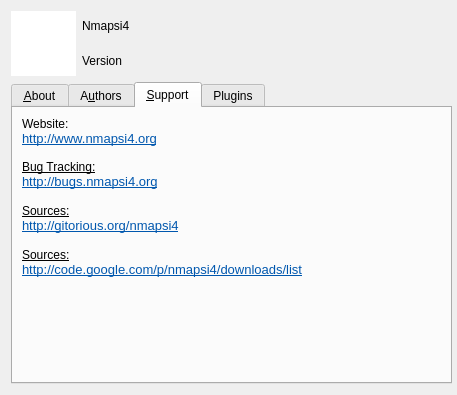
The window that lib/about/about.ui (nmapsi4/nmapsi4) describes before a commit, drawn with Qt 5.
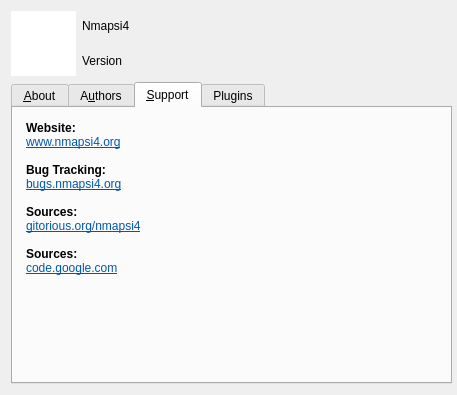
The same window after the commit. The open tabs and pages were chosen to show the change. Icons and pictures are not drawn.

Commit message: * update About Ui. * QtoolButton update++.

What changed in the file:
```diff
--- a/lib/about/about.ui
+++ b/lib/about/about.ui
@@ -202,46 +202,38 @@
       </attribute>
       <layout class="QVBoxLayout" name="verticalLayout">
        <item>
-        <widget class="QLabel" name="label_7">
-         <property name="sizePolicy">
-          <sizepolicy hsizetype="Expanding" vsizetype="Expanding">
-           <horstretch>0</horstretch>
-           <verstretch>0</verstretch>
-          </sizepolicy>
+        <widget class="QTextEdit" name="textEdit_2">
+         <property name="styleSheet">
+          <string notr="true">background: transparent; border: none</string>
          </property>
-         <property name="text">
+         <property name="frameShape">
+          <enum>QFrame::NoFrame</enum>
+         </property>
+         <property name="readOnly">
+          <bool>true</bool>
+         </property>
+         <property name="html">
           <string>&lt;!DOCTYPE HTML PUBLIC &quot;-//W3C//DTD HTML 4.0//EN&quot; &quot;http://www.w3.org/TR/REC-html40/strict.dtd&quot;&gt;
 &lt;html&gt;&lt;head&gt;&lt;meta name=&quot;qrichtext&quot; content=&quot;1&quot; /&gt;&lt;style type=&quot;text/css&quot;&gt;
 p, li { white-space: pre-wrap; }
-&lt;/style&gt;&lt;/head&gt;&lt;body style=&quot; font-family:'Sans Serif'; font-size:10pt; font-weight:400; font-style:normal;&quot;&gt;
-&lt;p style=&quot; margin-top:0px; margin-bottom:0px; margin-left:0px; margin-right:0px; -qt-block-indent:0; text-indent:0px;&quot;&gt;&lt;span style=&quot; font-size:9pt;&quot;&gt;Website:  &lt;/span&gt;&lt;/p&gt;
-&lt;p style=&quot; margin-top:0px; margin-bottom:0px; margin-left:0px; margin-right:0px; -qt-block-indent:0; text-indent:0px;&quot;&gt;&lt;a href=&quot;http://www.nmapsi4.org&quot;&gt;&lt;span style=&quot; color:#0057ae;&quot;&gt;http://www.nmapsi4.org&lt;/span&gt;&lt;/a&gt;&lt;/p&gt;
-&lt;p style=&quot;-qt-paragraph-type:empty; margin-top:0px; margin-bottom:0px; margin-left:0px; margin-right:0px; -qt-block-indent:0; text-indent:0px; font-size:9pt; color:#0000ff;&quot;&gt;&lt;/p&gt;
-&lt;p style=&quot; margin-top:0px; margin-bottom:0px; margin-left:0px; margin-right:0px; -qt-block-indent:0; text-indent:0px;&quot;&gt;&lt;a href=&quot;http://www.nmapsi4.org&quot;&gt;&lt;span style=&quot; font-size:9pt; color:#000000;&quot;&gt;Bug Tracking:&lt;/span&gt;&lt;/a&gt;&lt;/p&gt;
-&lt;p style=&quot; margin-top:0px; margin-bottom:0px; margin-left:0px; margin-right:0px; -qt-block-indent:0; text-indent:0px;&quot;&gt;&lt;a href=&quot;http://bugs.nmapsi4.org&quot;&gt;&lt;span style=&quot; color:#0057ae;&quot;&gt;http://bugs.nmapsi4.org&lt;/span&gt;&lt;/a&gt;&lt;/p&gt;
-&lt;p style=&quot;-qt-paragraph-type:empty; margin-top:0px; margin-bottom:0px; margin-left:0px; margin-right:0px; -qt-block-indent:0; text-indent:0px; color:#0000ff;&quot;&gt;&lt;/p&gt;
-&lt;p style=&quot; margin-top:0px; margin-bottom:0px; margin-left:0px; margin-right:0px; -qt-block-indent:0; text-indent:0px;&quot;&gt;&lt;a href=&quot;http://www.nmapsi4.org&quot;&gt;&lt;span style=&quot; font-size:9pt; color:#000000;&quot;&gt;Sources:&lt;/span&gt;&lt;/a&gt;&lt;/p&gt;
-&lt;p style=&quot; margin-top:0px; margin-bottom:0px; margin-left:0px; margin-right:0px; -qt-block-indent:0; text-indent:0px;&quot;&gt;&lt;a href=&quot;http://gitorious.org/nmapsi4&quot;&gt;&lt;span style=&quot; color:#0057ae;&quot;&gt;http://gitorious.org/nmapsi4&lt;/span&gt;&lt;/a&gt;&lt;/p&gt;
-&lt;p style=&quot;-qt-paragraph-type:empty; margin-top:0px; margin-bottom:0px; margin-left:0px; margin-right:0px; -qt-block-indent:0; text-indent:0px; color:#0000ff;&quot;&gt;&lt;/p&gt;
-&lt;p style=&quot; margin-top:0px; margin-bottom:0px; margin-left:0px; margin-right:0px; -qt-block-indent:0; text-indent:0px;&quot;&gt;&lt;a href=&quot;http://www.nmapsi4.org&quot;&gt;&lt;span style=&quot; font-size:9pt; color:#000000;&quot;&gt;Sources:&lt;/span&gt;&lt;/a&gt;&lt;/p&gt;
-&lt;p style=&quot; margin-top:0px; margin-bottom:0px; margin-left:0px; margin-right:0px; -qt-block-indent:0; text-indent:0px;&quot;&gt;&lt;a href=&quot;http://code.google.com/p/nmapsi4/downloads/list&quot;&gt;&lt;span style=&quot; color:#0057ae;&quot;&gt;http://code.google.com/p/nmapsi4/downloads/list&lt;/span&gt;&lt;/a&gt;&lt;/p&gt;
-&lt;p style=&quot;-qt-paragraph-type:empty; margin-top:0px; margin-bottom:0px; margin-left:0px; margin-right:0px; -qt-block-indent:0; text-indent:0px;&quot;&gt;&lt;/p&gt;&lt;/body&gt;&lt;/html&gt;</string>
+&lt;/style&gt;&lt;/head&gt;&lt;body style=&quot; font-family:'DejaVu Sans'; font-size:9pt; font-weight:400; font-style:normal;&quot;&gt;
+&lt;p style=&quot; margin-top:0px; margin-bottom:0px; margin-left:0px; margin-right:0px; -qt-block-indent:0; text-indent:0px;&quot;&gt;&lt;span style=&quot; font-weight:600;&quot;&gt;Website:&lt;/span&gt;  &lt;/p&gt;
+&lt;p style=&quot; margin-top:0px; margin-bottom:0px; margin-left:0px; margin-right:0px; -qt-block-indent:0; text-indent:0px;&quot;&gt;&lt;a href=&quot;http://www.nmapsi4.org&quot;&gt;&lt;span style=&quot; text-decoration: underline; color:#0057ae;&quot;&gt;www.nmapsi4.org&lt;/span&gt;&lt;/a&gt;&lt;/p&gt;
+&lt;p style=&quot;-qt-paragraph-type:empty; margin-top:0px; margin-bottom:0px; margin-left:0px; margin-right:0px; -qt-block-indent:0; text-indent:0px;&quot;&gt;&lt;/p&gt;
+&lt;p style=&quot; margin-top:0px; margin-bottom:0px; margin-left:0px; margin-right:0px; -qt-block-indent:0; text-indent:0px;&quot;&gt;&lt;span style=&quot; font-weight:600;&quot;&gt;Bug Tracking:&lt;/span&gt;&lt;/p&gt;
+&lt;p style=&quot; margin-top:0px; margin-bottom:0px; margin-left:0px; margin-right:0px; -qt-block-indent:0; text-indent:0px;&quot;&gt;&lt;a href=&quot;http://bugs.nmapsi4.org&quot;&gt;&lt;span style=&quot; text-decoration: underline; color:#0057ae;&quot;&gt;bugs.nmapsi4.org&lt;/span&gt;&lt;/a&gt;&lt;/p&gt;
+&lt;p style=&quot;-qt-paragraph-type:empty; margin-top:0px; margin-bottom:0px; margin-left:0px; margin-right:0px; -qt-block-indent:0; text-indent:0px;&quot;&gt;&lt;/p&gt;
+&lt;p style=&quot; margin-top:0px; margin-bottom:0px; margin-left:0px; margin-right:0px; -qt-block-indent:0; text-indent:0px;&quot;&gt;&lt;span style=&quot; font-weight:600;&quot;&gt;Sources:&lt;/span&gt;&lt;/p&gt;
+&lt;p style=&quot; margin-top:0px; margin-bottom:0px; margin-left:0px; margin-right:0px; -qt-block-indent:0; text-indent:0px;&quot;&gt;&lt;a href=&quot;http://gitorious.org/nmapsi4&quot;&gt;&lt;span style=&quot; text-decoration: underline; color:#0057ae;&quot;&gt;gitorious.org/nmapsi4&lt;/span&gt;&lt;/a&gt;&lt;/p&gt;
+&lt;p style=&quot;-qt-paragraph-type:empty; margin-top:0px; margin-bottom:0px; margin-left:0px; margin-right:0px; -qt-block-indent:0; text-indent:0px;&quot;&gt;&lt;/p&gt;
+&lt;p style=&quot; margin-top:0px; margin-bottom:0px; margin-left:0px; margin-right:0px; -qt-block-indent:0; text-indent:0px;&quot;&gt;&lt;span style=&quot; font-weight:600;&quot;&gt;Sources:&lt;/span&gt;&lt;/p&gt;
+&lt;p style=&quot; margin-top:0px; margin-bottom:0px; margin-left:0px; margin-right:0px; -qt-block-indent:0; text-indent:0px;&quot;&gt;&lt;a href=&quot;http://code.google.com/p/nmapsi4/&quot;&gt;&lt;span style=&quot; text-decoration: underline; color:#0057ae;&quot;&gt;code.google.com&lt;/span&gt;&lt;/a&gt;&lt;/p&gt;&lt;/body&gt;&lt;/html&gt;</string>
+         </property>
+         <property name="textInteractionFlags">
+          <set>Qt::LinksAccessibleByKeyboard|Qt::LinksAccessibleByMouse</set>
          </property>
         </widget>
        </item>
-       <item>
-        <spacer name="verticalSpacer_2">
-         <property name="orientation">
-          <enum>Qt::Vertical</enum>
-         </property>
-         <property name="sizeHint" stdset="0">
-          <size>
-           <width>20</width>
-           <height>40</height>
-          </size>
-         </property>
-        </spacer>
-       </item>
       </layout>
      </widget>
      <widget class="QWidget" name="tab_4">
```
Left out of the diff: 55 changed lines with no effect on the pictures. The commit also changes 6 other files.
